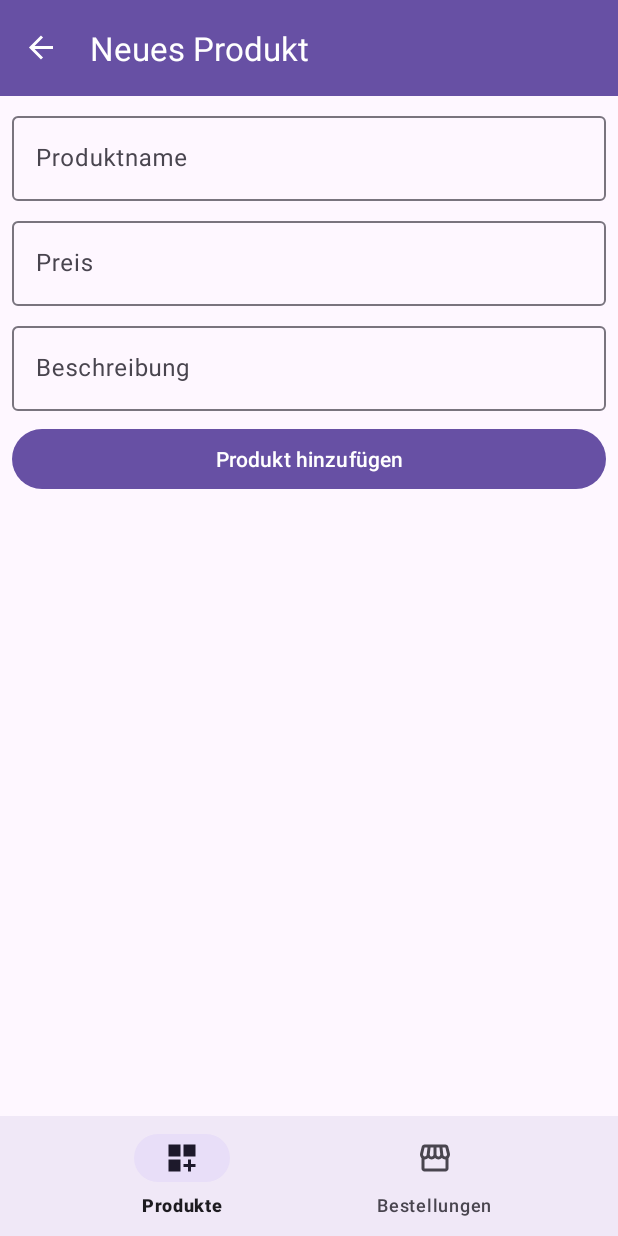
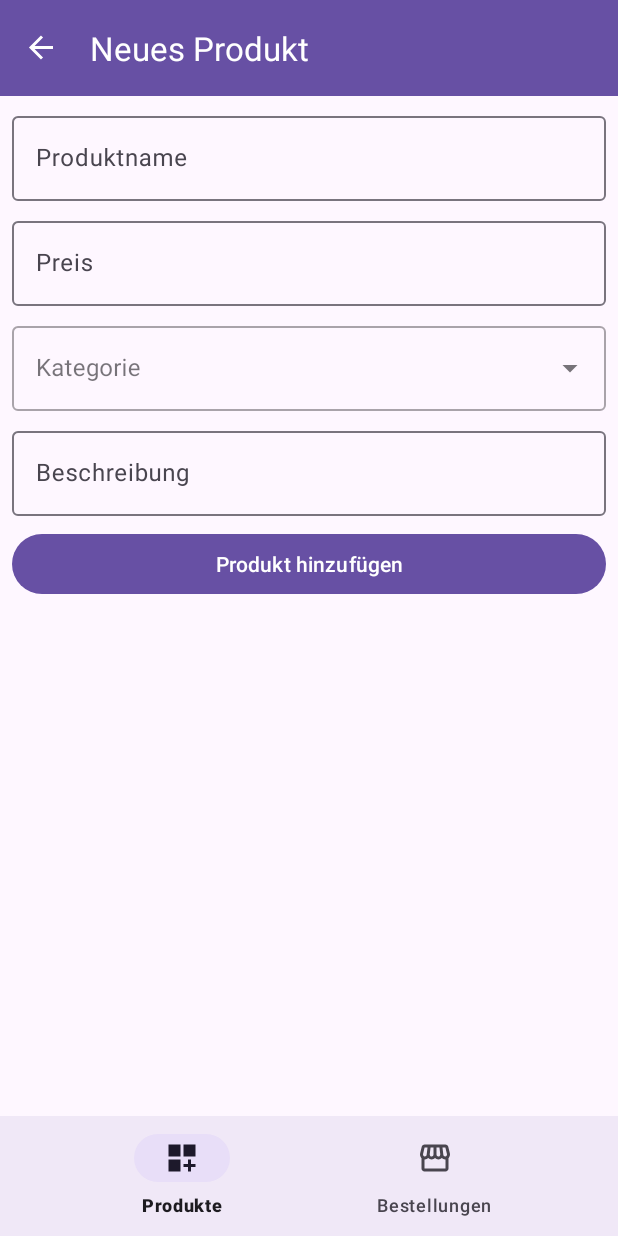
Before and after one commit to LeoHerrmann/blink, an Android app: the ProviderAddProduct screen opened through its navigation route, on a phone screen of 412 x 824 dp. Run offline under Robolectric (Android 15) with nearby library versions, the phone set to English and light mode, and no system bars; our stand-ins replace Room's generated code, navigation-ui.

Commit message:
Produkte können hinzugefügt werden

```diff
--- a/app/src/main/java/com/example/blink/ProviderAddProduct.java
+++ b/app/src/main/java/com/example/blink/ProviderAddProduct.java
@@ -1,64 +1,82 @@
 package com.example.blink;
+
+import static androidx.navigation.Navigation.findNavController;
 
 import android.os.Bundle;
 
 import androidx.fragment.app.Fragment;
+import androidx.lifecycle.ViewModelProvider;
+import androidx.navigation.NavController;
+import androidx.navigation.NavOptions;
+import androidx.navigation.fragment.NavHostFragment;
 
 import android.view.LayoutInflater;
 import android.view.View;
 import android.view.ViewGroup;
+import android.widget.ArrayAdapter;
+import android.widget.AutoCompleteTextView;
 
-/**
- * A simple {@link Fragment} subclass.
- * Use the {@link ProviderAddProduct#newInstance} factory method to
- * create an instance of this fragment.
- */
+import com.example.blink.database.AppDatabase;
+import com.example.blink.database.entities.Category;
+import com.example.blink.database.entities.Product;
+import com.example.blink.databinding.FragmentCustomerSearchBinding;
+import com.example.blink.databinding.FragmentProviderAddProductBinding;
+import com.example.blink.ui.customer.CustomerActivityViewModel;
+import com.example.blink.ui.provider.ProviderActicityViewModel;
+
+import java.util.ArrayList;
+import java.util.List;
+
 public class ProviderAddProduct extends Fragment {
+    FragmentProviderAddProductBinding binding;
+    ProviderActicityViewModel viewModel;
 
-    // TODO: Rename parameter arguments, choose names that match
-    // the fragment initialization parameters, e.g. ARG_ITEM_NUMBER
-    private static final String ARG_PARAM1 = "param1";
-    private static final String ARG_PARAM2 = "param2";
+    @Override
+    public View onCreateView(LayoutInflater inflater, ViewGroup container, Bundle savedInstanceState) {
+        binding = FragmentProviderAddProductBinding.inflate(inflater, container, false);
+        View root = binding.getRoot();
 
-    // TODO: Rename and change types of parameters
-    private String mParam1;
-    private String mParam2;
+        viewModel = new ViewModelProvider(getActivity()).get(ProviderActicityViewModel.class);
 
-    public ProviderAddProduct() {
-        // Required empty public constructor
+        setupCategoryInput();
+        setupAddProductButton();
+
+        return root;
     }
 
-    /**
-     * Use this factory method to create a new instance of
-     * this fragment using the provided parameters.
-     *
-     * @param param1 Parameter 1.
-     * @param param2 Parameter 2.
-     * @return A new instance of fragment ProviderAddProduct.
-     */
-    // TODO: Rename and change types and number of parameters
-    public static ProviderAddProduct newInstance(String param1, String param2) {
-        ProviderAddProduct fragment = new ProviderAddProduct();
-        Bundle args = new Bundle();
-        args.putString(ARG_PARAM1, param1);
-        args.putString(ARG_PARAM2, param2);
-        fragment.setArguments(args);
-        return fragment;
+    private void setupCategoryInput() {
+        AppDatabase db = AppDatabase.getInstance(getActivity().getApplicationContext());
+        List<Category> categories = db.categoryDao().GetAll();
+        List<String> categoryNames = new ArrayList<>();
+
+        for (Category category : categories) {
+            categoryNames.add(category.name);
+        }
+
+        ArrayAdapter<String> adapter = new ArrayAdapter<String>(getActivity(), android.R.layout.simple_dropdown_item_1line, categoryNames);
+        AutoCompleteTextView textView = binding.categoryInput;
+        textView.setAdapter(adapter);
     }
 
-    @Override
-    public void onCreate(Bundle savedInstanceState) {
-        super.onCreate(savedInstanceState);
-        if (getArguments() != null) {
-            mParam1 = getArguments().getString(ARG_PARAM1);
-            mParam2 = getArguments().getString(ARG_PARAM2);
-        }
-    }
+    private void setupAddProductButton() {
+        binding.addProductButton.setOnClickListener(new View.OnClickListener() {
+            @Override
+            public void onClick(View v) {
+                String name = binding.productNameInput.getText().toString();
+                Double price = Double.valueOf(binding.productPriceInput.getText().toString());
+                String categoryName = binding.categoryInput.getText().toString();
+                String supplierName = viewModel.providerName.getValue();
 
-    @Override
-    public View onCreateView(LayoutInflater inflater, ViewGroup container,
-                             Bundle savedInstanceState) {
-        // Inflate the layout for this fragment
-        return inflater.inflate(R.layout.fragment_provider_add_product, container, false);
+                Product newProduct = new Product(name, price, categoryName, supplierName);
+
+                AppDatabase db = AppDatabase.getInstance(getActivity().getApplicationContext());
+                db.productDao().Insert(newProduct);
+
+                NavController navController = findNavController(v);
+                navController.navigate(R.id.action_providerAddProduct_to_providerProductsFragment, null, new NavOptions.Builder()
+                        .setPopUpTo(R.id.providerProductsFragment, true)
+                        .build());
+            }
+        });
     }
 }
--- a/app/src/main/java/com/example/blink/database/daos/ProductDao.java
+++ b/app/src/main/java/com/example/blink/database/daos/ProductDao.java
@@ -36,4 +36,7 @@ public interface ProductDao {
 
     @Insert
     void Insert(List<Product> products);
+
+    @Insert
+    void Insert(Product product);
 }
--- a/app/src/main/java/com/example/blink/ui/ProductDetailsFragment.java
+++ b/app/src/main/java/com/example/blink/ui/ProductDetailsFragment.java
@@ -111,7 +111,7 @@ public class ProductDetailsFragment extends Fragment {
         }
 
         Button addToCartButton = binding.addToCartButton;
-
+        addToCartButton.setText(R.string.added_to_cart);
 
         Handler handler = new Handler(Looper.getMainLooper());
 
@@ -121,7 +121,6 @@ public class ProductDetailsFragment extends Fragment {
                 addToCartButton.setText(R.string.add_to_cart);
             }
         }, 2000);
-        addToCartButton.setText(R.string.added_to_cart);
-            }
+    }
 
 }
--- a/app/src/main/res/layout/fragment_provider_add_product.xml
+++ b/app/src/main/res/layout/fragment_provider_add_product.xml
@@ -44,6 +44,21 @@
         </com.google.android.material.textfield.TextInputLayout>
 
         <com.google.android.material.textfield.TextInputLayout
+            style="@style/Widget.MaterialComponents.TextInputLayout.OutlinedBox.ExposedDropdownMenu"
+            android:layout_width="match_parent"
+            android:layout_height="wrap_content"
+            android:hint="@string/category"
+            android:layout_marginTop="8dp">
+
+            <AutoCompleteTextView
+                android:id="@+id/categoryInput"
+                android:layout_width="match_parent"
+                android:layout_height="wrap_content"
+                android:inputType="none" />
+
+        </com.google.android.material.textfield.TextInputLayout>
+
+        <com.google.android.material.textfield.TextInputLayout
             android:id="@+id/productDescriptionInputLayout"
             android:layout_width="match_parent"
             android:layout_height="wrap_content"
@@ -59,6 +74,7 @@
         </com.google.android.material.textfield.TextInputLayout>
 
         <Button
+            android:id="@+id/addProductButton"
             android:layout_height="wrap_content"
             android:layout_width="match_parent"
             android:layout_marginTop="8dp"
--- a/app/src/main/res/navigation/provider_navigation.xml
+++ b/app/src/main/res/navigation/provider_navigation.xml
@@ -29,6 +29,14 @@
         android:id="@+id/providerAddProduct"
         android:name="com.example.blink.ProviderAddProduct"
         android:label="Neues Produkt"
-        tools:layout="@layout/fragment_provider_add_product" />
+        tools:layout="@layout/fragment_provider_add_product" >
+        <action
+            android:id="@+id/action_providerAddProduct_to_providerProductsFragment"
+            app:destination="@id/providerProductsFragment"
+            app:enterAnim="@anim/nav_default_enter_anim"
+            app:exitAnim="@anim/nav_default_exit_anim"
+            app:popEnterAnim="@anim/nav_default_pop_enter_anim"
+            app:popExitAnim="@anim/nav_default_pop_exit_anim" />
+    </fragment>
 
 </navigation>
--- a/app/src/main/res/values/strings.xml
+++ b/app/src/main/res/values/strings.xml
@@ -63,4 +63,5 @@
     <string name="price">Preis</string>
     <string name="description">Beschreibung</string>
     <string name="add_product">Produkt hinzufügen</string>
+    <string name="category">Kategorie</string>
 </resources>
```
